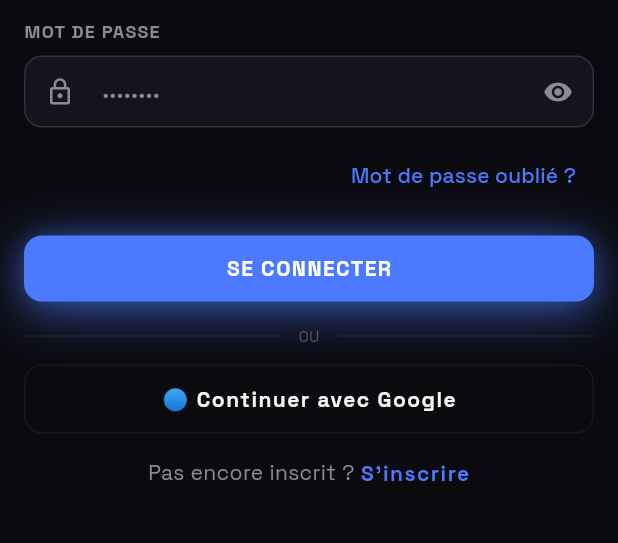
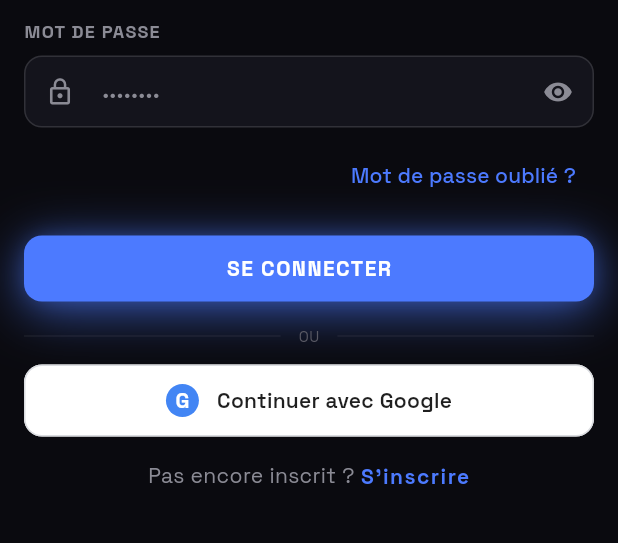
Before and after one commit to armel4011/arena_efooball, a Flutter app: the LoginUserScreen screen opened directly, on a phone screen of 412 x 824 dp, the part 351-894 px from its top. Run offline on Flutter 3.47's test engine with Material 3 defaults, Android fonts, the phone set to English and light mode, and no system bars; our stand-ins replace app_links, file_picker, firebase_core, firebase_messaging, flutter_animate, flutter_dotenv and 11 more; missing offline and left inert: agora_rtc_engine, app_usage, flutter_overlay_window, installed_apps; accounts and stored records are empty.

Commit message:
feat(auth): bouton Google visible + back nav login/register
- Nouveau widget GoogleSignInButton (fond blanc charte Google, pastille
  brand-blue avec G blanc, texte gris foncé). Bien plus visible sur fond
  sombre que l'ancien bouton secondary outline.
- Login : back button → splash (était absent).
- Register step 0 : back → login (était bogué vers /home).

Co-Authored-By: Claude Opus 4.7 (1M context) <noreply@anthropic.com>

```diff
--- /dev/null
+++ b/lib/features_shared/widgets/google_sign_in_button.dart
@@ -0,0 +1,116 @@
+import 'package:arena/core/theme/arena_theme.dart';
+import 'package:flutter/material.dart';
+
+/// Bouton « Continuer avec Google » conforme aux Google Sign-In Brand
+/// Guidelines (variante Light) : fond blanc, logo G quadricolore, texte
+/// `#1F1F1F`. Les couleurs sont hardcodées intentionnellement — la
+/// reconnaissance instantanée du bouton repose sur ces valeurs précises
+/// de la charte Google, pas sur le design system ARENA.
+///
+/// Exposé en plein-écran via `fullWidth: true`. `isLoading` swap le
+/// contenu pour un spinner gris foncé sur fond blanc.
+class GoogleSignInButton extends StatelessWidget {
+  const GoogleSignInButton({
+    required this.label,
+    required this.onPressed,
+    this.isLoading = false,
+    this.fullWidth = false,
+    super.key,
+  });
+
+  final String label;
+  final Future<void> Function()? onPressed;
+  final bool isLoading;
+  final bool fullWidth;
+
+  static const _googleTextColor = Color(0xFF1F1F1F);
+  static const _googleBackground = Color(0xFFFFFFFF);
+  static const _googleSplash = Color(0xFFE8E8E8);
+
+  bool get _disabled => isLoading || onPressed == null;
+
+  @override
+  Widget build(BuildContext context) {
+    final button = Material(
+      color: _googleBackground,
+      borderRadius: ArenaRadius.button,
+      child: InkWell(
+        onTap: _disabled ? null : () => onPressed!.call(),
+        borderRadius: ArenaRadius.button,
+        splashColor: _googleSplash,
+        highlightColor: _googleSplash,
+        child: Container(
+          padding: const EdgeInsets.symmetric(
+            horizontal: ArenaSpacing.lg,
+            vertical: ArenaSpacing.md,
+          ),
+          decoration: BoxDecoration(
+            borderRadius: ArenaRadius.button,
+            border: Border.all(color: const Color(0xFFDADCE0)),
+          ),
+          child: Center(
+            child: isLoading
+                ? const SizedBox(
+                    height: 22,
+                    width: 22,
+                    child: CircularProgressIndicator(
+                      strokeWidth: 2,
+                      valueColor: AlwaysStoppedAnimation(_googleTextColor),
+                    ),
+                  )
+                : Row(
+                    mainAxisSize: MainAxisSize.min,
+                    mainAxisAlignment: MainAxisAlignment.center,
+                    children: [
+                      const _GoogleGLogo(),
+                      const SizedBox(width: ArenaSpacing.md),
+                      Text(
+                        label,
+                        style: ArenaTypography.labelLarge.copyWith(
+                          color: _googleTextColor,
+                          fontWeight: FontWeight.w600,
+                          letterSpacing: 0.2,
+                        ),
+                      ),
+                    ],
+                  ),
+          ),
+        ),
+      ),
+    );
+
+    return fullWidth ? SizedBox(width: double.infinity, child: button) : button;
+  }
+}
+
+/// Pastille « G » Google : cercle bleu brand `#4285F4` + lettre `G` blanche.
+/// Choix pragmatique vs un vrai logo 4-couleurs (qui exigerait un asset
+/// SVG ou un Path complexe) — reste universellement reconnaissable
+/// associé au fond blanc du bouton et au libellé « Google ».
+class _GoogleGLogo extends StatelessWidget {
+  const _GoogleGLogo();
+
+  static const _googleBlue = Color(0xFF4285F4);
+
+  @override
+  Widget build(BuildContext context) {
+    return Container(
+      width: 22,
+      height: 22,
+      alignment: Alignment.center,
+      decoration: const BoxDecoration(
+        shape: BoxShape.circle,
+        color: _googleBlue,
+      ),
+      child: const Text(
+        'G',
+        style: TextStyle(
+          color: Colors.white,
+          fontSize: 14,
+          fontWeight: FontWeight.w800,
+          height: 1,
+        ),
+      ),
+    );
+  }
+}
--- a/lib/features_user/auth/login_user_screen.dart
+++ b/lib/features_user/auth/login_user_screen.dart
@@ -3,6 +3,7 @@ import 'package:arena/data/repositories/auth_failure.dart';
 import 'package:arena/features_shared/widgets/arena_app_bar.dart';
 import 'package:arena/features_shared/widgets/arena_button.dart';
 import 'package:arena/features_shared/widgets/arena_text_field.dart';
+import 'package:arena/features_shared/widgets/google_sign_in_button.dart';
 import 'package:arena/features_user/auth/auth_providers.dart';
 import 'package:arena/features_user/auth/widgets/auth_failure_message.dart';
 import 'package:flutter/material.dart';
@@ -57,7 +58,10 @@ class _LoginUserScreenState extends ConsumerState<LoginUserScreen> {
             : null;
 
     return Scaffold(
-      appBar: const ArenaAppBar(title: ''),
+      appBar: ArenaAppBar(
+        title: '',
+        onBack: isLoading ? null : () => context.goNamed('user.splash'),
+      ),
       body: SafeArea(
         child: SingleChildScrollView(
           padding: const EdgeInsets.all(ArenaSpacing.lg),
@@ -127,11 +131,9 @@ class _LoginUserScreenState extends ConsumerState<LoginUserScreen> {
                 const SizedBox(height: ArenaSpacing.lg),
                 const _OrDivider(),
                 const SizedBox(height: ArenaSpacing.md),
-                ArenaButton(
-                  label: '🔵 Continuer avec Google',
+                GoogleSignInButton(
+                  label: 'Continuer avec Google',
                   fullWidth: true,
-                  size: ArenaButtonSize.large,
-                  variant: ArenaButtonVariant.secondary,
                   isLoading: googleState.isLoading,
                   onPressed: isLoading ? null : _submitGoogle,
                 ),
--- a/lib/features_user/auth/register_user_screen.dart
+++ b/lib/features_user/auth/register_user_screen.dart
@@ -7,6 +7,7 @@ import 'package:arena/features_shared/widgets/arena_avatar.dart';
 import 'package:arena/features_shared/widgets/arena_button.dart';
 import 'package:arena/features_shared/widgets/arena_stepper.dart';
 import 'package:arena/features_shared/widgets/arena_text_field.dart';
+import 'package:arena/features_shared/widgets/google_sign_in_button.dart';
 import 'package:arena/features_user/auth/auth_providers.dart';
 import 'package:arena/features_user/auth/widgets/auth_failure_message.dart';
 import 'package:flutter/material.dart';
@@ -71,7 +72,7 @@ class _RegisterUserScreenState extends ConsumerState<RegisterUserScreen> {
   void _next() => setState(() => _step += 1);
   void _back() {
     if (_step == 0) {
-      context.go(UserRoutes.home);
+      context.goNamed('user.login');
     } else {
       setState(() => _step -= 1);
     }
@@ -233,11 +234,9 @@ class _AccountStep extends StatelessWidget {
       child: Column(
         crossAxisAlignment: CrossAxisAlignment.stretch,
         children: [
-          ArenaButton(
-            label: "🔵 S'inscrire avec Google",
+          GoogleSignInButton(
+            label: "S'inscrire avec Google",
             fullWidth: true,
-            size: ArenaButtonSize.large,
-            variant: ArenaButtonVariant.secondary,
             isLoading: googleLoading,
             onPressed: isLoading ? null : onGoogle,
           ),
```
